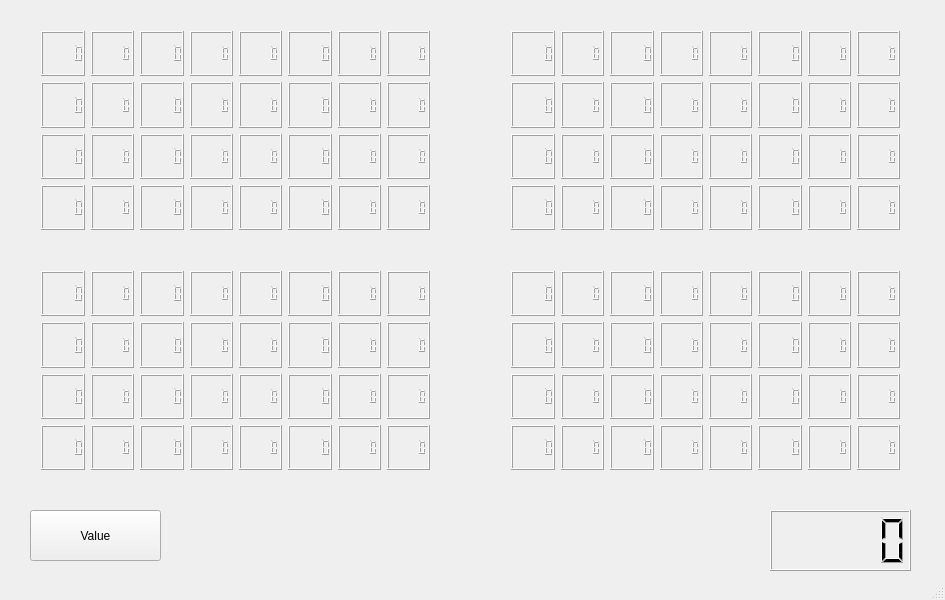
Above: mainwindow.ui from vartult/Qt_Score before the change. Below: the same form after it.
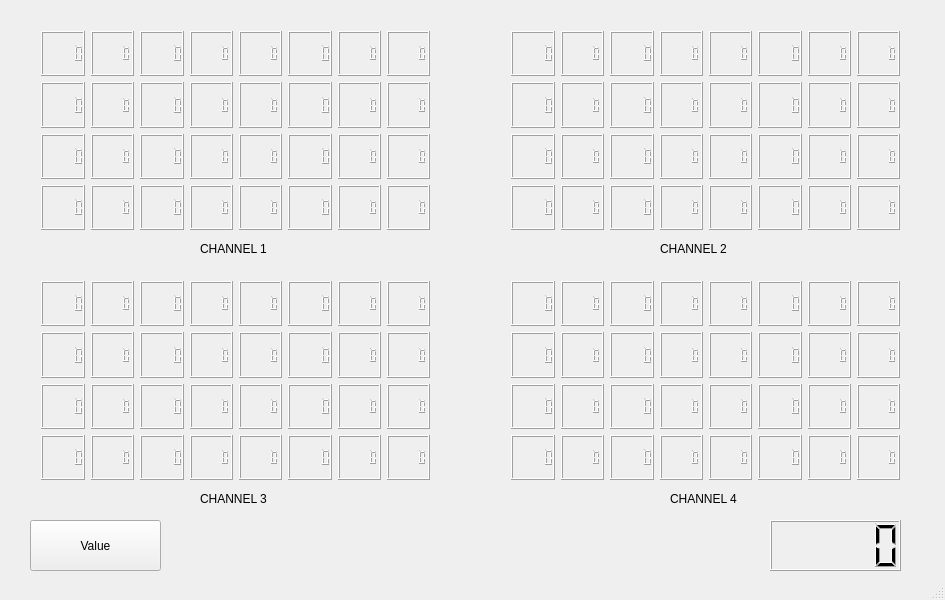
That is the form after the change.

The edit to the form file:
```diff
--- a/mainwindow.ui
+++ b/mainwindow.ui
@@ -18,7 +18,7 @@
     <property name="geometry">
      <rect>
       <x>30</x>
-      <y>510</y>
+      <y>520</y>
       <width>131</width>
       <height>51</height>
      </rect>
@@ -31,9 +31,9 @@
     <property name="geometry">
      <rect>
       <x>770</x>
-      <y>510</y>
-      <width>141</width>
-      <height>61</height>
+      <y>520</y>
+      <width>131</width>
+      <height>51</height>
      </rect>
     </property>
     <property name="mouseTracking">
@@ -151,6 +151,58 @@
      </item>
     </layout>
    </widget>
+   <widget class="QLabel" name="label">
+    <property name="geometry">
+     <rect>
+      <x>200</x>
+      <y>240</y>
+      <width>81</width>
+      <height>17</height>
+     </rect>
+    </property>
+    <property name="text">
+     <string>CHANNEL 1</string>
+    </property>
+   </widget>
+   <widget class="QLabel" name="label_2">
+    <property name="geometry">
+     <rect>
+      <x>660</x>
+      <y>240</y>
+      <width>81</width>
+      <height>17</height>
+     </rect>
+    </property>
+    <property name="text">
+     <string>CHANNEL 2</string>
+    </property>
+   </widget>
+   <widget class="QLabel" name="label_3">
+    <property name="geometry">
+     <rect>
+      <x>200</x>
+      <y>490</y>
+      <width>81</width>
+      <height>17</height>
+     </rect>
+    </property>
+    <property name="text">
+     <string>CHANNEL 3</string>
+    </property>
+   </widget>
+   <widget class="QLabel" name="label_4">
+    <property name="geometry">
+     <rect>
+      <x>670</x>
+      <y>490</y>
+      <width>81</width>
+      <height>17</height>
+     </rect>
+    </property>
+    <property name="text">
+     <string>CHANNEL 4</string>
+    </property>
+   </widget>
    <widget class="QWidget" name="gridLayoutWidget_2">
     <property name="geometry">
      <rect>
@@ -263,7 +315,7 @@
     <property name="geometry">
      <rect>
       <x>30</x>
-      <y>260</y>
+      <y>270</y>
       <width>411</width>
       <height>221</height>
      </rect>
@@ -371,7 +423,7 @@
     <property name="geometry">
      <rect>
       <x>500</x>
-      <y>260</y>
+      <y>270</y>
       <width>411</width>
       <height>221</height>
      </rect>
```
Left out of the diff: 260 changed lines with no effect on the pictures.
